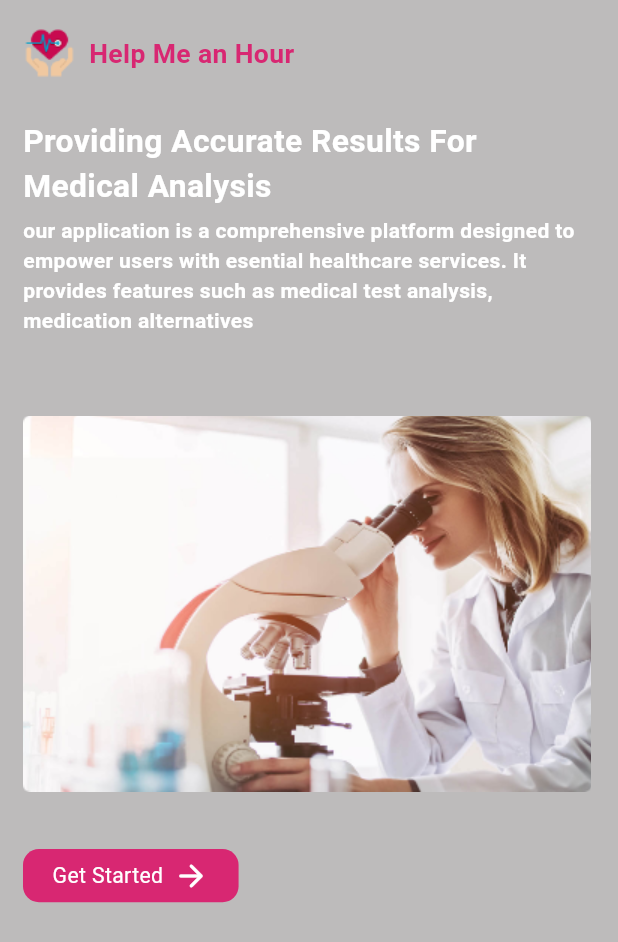
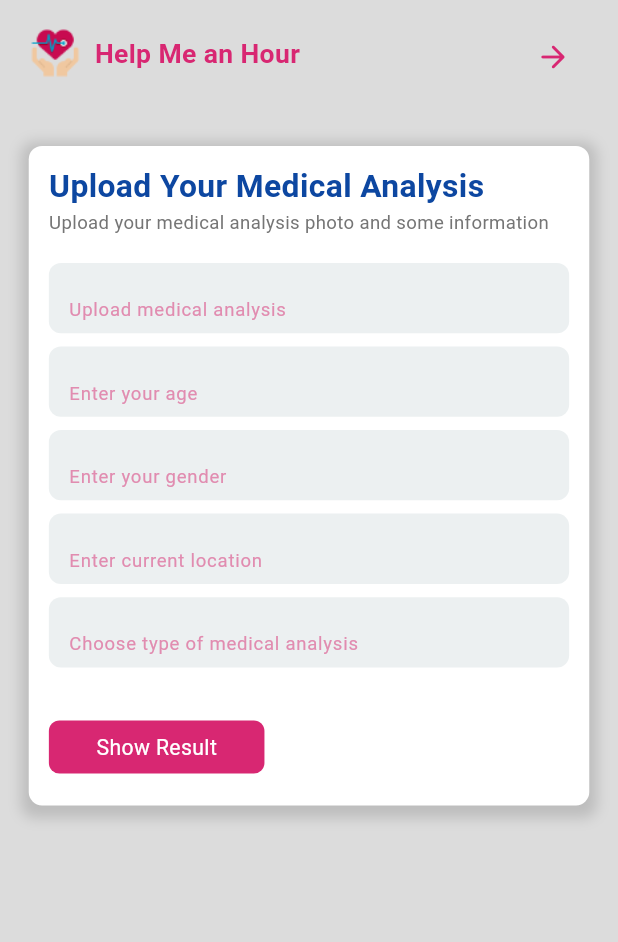
Before and after one commit to LUDOOS/Empower-Health, a Flutter app: the screen it shows after launch, on a phone screen of 412 x 824 dp. Shown: the top 942 px of the screen. Run offline on Flutter 3.47's test engine with Material 3 defaults, Android fonts, the light colour scheme and no system bars; our stand-ins replace flutter_native_splash, flutter_screenutil, flutter_svg, shared_preferences.

Commit message:
medical form feature

```diff
--- a/lib/core/common/custom_app_bar.dart
+++ b/lib/core/common/custom_app_bar.dart
@@ -5,8 +5,13 @@ import 'package:flutter/material.dart';
 import 'package:flutter_screenutil/flutter_screenutil.dart';
 
 class CustomAppBar extends StatelessWidget {
-  const CustomAppBar({super.key});
-
+  const CustomAppBar({
+    super.key,
+    this.icon = false,
+    this.onPressed,
+  });
+  final bool icon;
+  final Function()? onPressed;
   @override
   Widget build(BuildContext context) {
     return SizedBox(
@@ -24,6 +29,15 @@ class CustomAppBar extends StatelessWidget {
               fontWeight: FontWeight.bold,
             ),
           ),
+          Spacer(),
+          if (icon)
+            IconButton(
+              onPressed: onPressed,
+              icon: const Icon(
+                Icons.arrow_forward_rounded,
+                color: AppColors.primary,
+              ),
+            )
         ],
       ),
     );
--- /dev/null
+++ b/lib/core/common/cutsom_text_field.dart
@@ -0,0 +1,47 @@
+import 'package:empower_health/core/utils/app_colors.dart';
+import 'package:flutter/material.dart';
+import 'package:flutter_screenutil/flutter_screenutil.dart';
+
+class CustomTextField extends StatelessWidget {
+  final TextEditingController controller;
+  final String hintText;
+  final IconData? icon;
+
+  const CustomTextField({
+    Key? key,
+    required this.controller,
+    required this.hintText,
+    this.icon,
+  }) : super(key: key);
+
+  @override
+  Widget build(BuildContext context) {
+    return Container(
+      height: 53.h,
+      padding: EdgeInsets.symmetric(horizontal: 14.w, vertical: 10.h),
+      decoration: BoxDecoration(
+        borderRadius: BorderRadius.circular(8.0),
+        color: AppColors.textFieldBackground,
+      ),
+      alignment: Alignment.center,
+      child: Row(
+        children: [
+          Expanded(
+            child: TextField(
+              controller: controller,
+              decoration: InputDecoration(
+                prefixIcon: icon != null ? Icon(icon) : null,
+                hintText: hintText,
+                hintStyle: TextStyle(
+                  fontSize: 14.sp,
+                  color: const Color(0xffE18CB0),
+                ),
+                border: InputBorder.none,
+              ),
+            ),
+          ),
+        ],
+      ),
+    );
+  }
+}
--- a/lib/core/navigation/custom_navigator.dart
+++ b/lib/core/navigation/custom_navigator.dart
@@ -1,6 +1,8 @@
 import 'package:empower_health/core/navigation/routes.dart';
 import 'package:empower_health/features/authentication/onboarding/onboarding_screen.dart';
 import 'package:empower_health/features/home/home_view.dart';
+import 'package:empower_health/features/medical/medical_view.dart';
+import 'package:empower_health/features/medical/result_view.dart';
 import 'package:empower_health/features/profile/profile_view.dart';
 import 'package:flutter/material.dart';
 
@@ -50,6 +52,28 @@ abstract class CustomNavigator {
                 child: child,
               );
             });
+      case Routes.MEDICAL:
+        return PageRouteBuilder(
+            pageBuilder: (context, animation, secondaryAnimation) =>
+                const MedicalView(),
+            transitionsBuilder:
+                (context, animation, secondaryAnimation, child) {
+              return SlideTransition(
+                position: animation.drive(tween),
+                child: child,
+              );
+            });
+      case Routes.RESULT:
+        return PageRouteBuilder(
+            pageBuilder: (context, animation, secondaryAnimation) =>
+                const ResultView(),
+            transitionsBuilder:
+                (context, animation, secondaryAnimation, child) {
+              return SlideTransition(
+                position: animation.drive(tween),
+                child: child,
+              );
+            });
       default:
         return MaterialPageRoute(builder: (_) => const MyApp());
     }
--- a/lib/core/navigation/routes.dart
+++ b/lib/core/navigation/routes.dart
@@ -2,4 +2,6 @@ class Routes {
   static const BOARDING = "BOARDING";
   static const HOME = "HOME";
   static const PROFILE = "PROFILE";
+  static const MEDICAL = "MEDICAL";
+  static const RESULT = "RESULT";
 }
--- /dev/null
+++ b/lib/core/utils/app_decoration.dart
@@ -0,0 +1,23 @@
+import 'package:empower_health/core/utils/app_colors.dart';
+import 'package:flutter/material.dart';
+import 'package:flutter_screenutil/flutter_screenutil.dart';
+
+class AppDecoration {
+  static BoxDecoration style(
+          {Color? color = AppColors.white,
+          double? borderRadius,
+          bool withShadow = true}) =>
+      BoxDecoration(
+        color: color,
+        borderRadius: BorderRadius.circular(borderRadius ?? 10.r),
+        boxShadow: [
+          if (withShadow)
+            BoxShadow(
+              color: Colors.grey.withOpacity(0.5),
+              spreadRadius: 5,
+              blurRadius: 7,
+              offset: const Offset(0, 3),
+            ),
+        ],
+      );
+}
--- /dev/null
+++ b/lib/core/utils/utils.dart
@@ -0,0 +1,4 @@
+export 'app_colors.dart';
+export 'app_decoration.dart';
+export 'app_images.dart';
+export 'app_strings.dart';
--- /dev/null
+++ b/lib/features/medical/medical_view.dart
@@ -0,0 +1,107 @@
+import 'package:empower_health/core/common/primary_button.dart';
+import 'package:empower_health/core/utils/app_decoration.dart';
+import 'package:flutter/material.dart';
+import 'package:flutter_screenutil/flutter_screenutil.dart';
+
+import '../../core/common/custom_app_bar.dart';
+import '../../core/common/cutsom_text_field.dart';
+
+class MedicalView extends StatefulWidget {
+  const MedicalView({super.key});
+
+  @override
+  State<MedicalView> createState() => _MedicalViewState();
+}
+
+class _MedicalViewState extends State<MedicalView> {
+  TextEditingController ageController = TextEditingController();
+  TextEditingController locationController = TextEditingController();
+  TextEditingController genderController = TextEditingController();
+  TextEditingController typeController = TextEditingController();
+  TextEditingController uploadController = TextEditingController();
+
+  @override
+  Widget build(BuildContext context) {
+    return Scaffold(
+      body: SafeArea(
+        child: SingleChildScrollView(
+          padding: EdgeInsets.symmetric(horizontal: 20.w),
+          child: Column(
+            children: [
+              SizedBox(height: 20.h),
+              CustomAppBar(icon: true, onPressed: () {}),
+              SizedBox(height: 50.h),
+              Container(
+                width: double.infinity,
+                padding: EdgeInsets.symmetric(horizontal: 14.w, vertical: 14.h),
+                decoration: AppDecoration.style(),
+                child: Column(
+                  crossAxisAlignment: CrossAxisAlignment.start,
+                  children: [
+                    Text(
+                      "Upload Your Medical Analysis",
+                      style: TextStyle(
+                        fontSize: 24.sp,
+                        fontWeight: FontWeight.w600,
+                        color: Colors.blue[900],
+                      ),
+                    ),
+                    Text(
+                      "Upload your medical analysis photo and some information",
+                      style: TextStyle(
+                        fontSize: 14.sp,
+                        color: Colors.grey[600],
+                      ),
+                    ),
+                    SizedBox(height: 20.h),
+                    CustomTextField(
+                      controller: ageController,
+                      hintText: 'Upload medical analysis',
+                    ),
+                    SizedBox(height: 10.h),
+                    CustomTextField(
+                      controller: locationController,
+                      hintText: 'Enter your age',
+                    ),
+                    SizedBox(height: 10.h),
+                    CustomTextField(
+                      controller: genderController,
+                      hintText: 'Enter your gender',
+                    ),
+                    SizedBox(height: 10.h),
+                    CustomTextField(
+                      controller: typeController,
+                      hintText: 'Enter current location',
+                    ),
+                    SizedBox(height: 10.h),
+                    CustomTextField(
+                      controller: uploadController,
+                      hintText: 'Choose type of medical analysis',
+                    ),
+                    SizedBox(height: 40.h),
+                    PrimaryButton(
+                      onTap: () {},
+                      borderRadius: 8.r,
+                      text: 'Show Result',
+                    ),
+                    SizedBox(height: 10.h),
+                  ],
+                ),
+              ),
+            ],
+          ),
+        ),
+      ),
+    );
+  }
+
+  @override
+  void dispose() {
+    ageController.dispose();
+    locationController.dispose();
+    genderController.dispose();
+    typeController.dispose();
+    uploadController.dispose();
+    super.dispose();
+  }
+}
--- a/lib/main.dart
+++ b/lib/main.dart
@@ -1,5 +1,4 @@
 import 'package:empower_health/core/caching/caching_helper.dart';
-import 'package:empower_health/core/caching/caching_key.dart';
 import 'package:empower_health/core/utils/app_colors.dart';
 import 'package:flutter/material.dart';
 import 'package:flutter/services.dart';
@@ -32,10 +31,10 @@ class MyApp extends StatelessWidget {
       builder: (_, child) {
         FlutterNativeSplash.remove();
         return MaterialApp(
-          initialRoute:
-              CachingHelper.instance!.readBoolean(CachingKey.ONBOARDING)
-                  ? Routes.HOME
-                  : Routes.BOARDING,
+          initialRoute: Routes.MEDICAL,
+          // CachingHelper.instance!.readBoolean(CachingKey.ONBOARDING)
+          //     ? Routes.HOME
+          //     : Routes.BOARDING,
           navigatorKey: CustomNavigator.navigatorState,
           onGenerateRoute: CustomNavigator.onCreateRoute,
           debugShowCheckedModeBanner: false,
```
